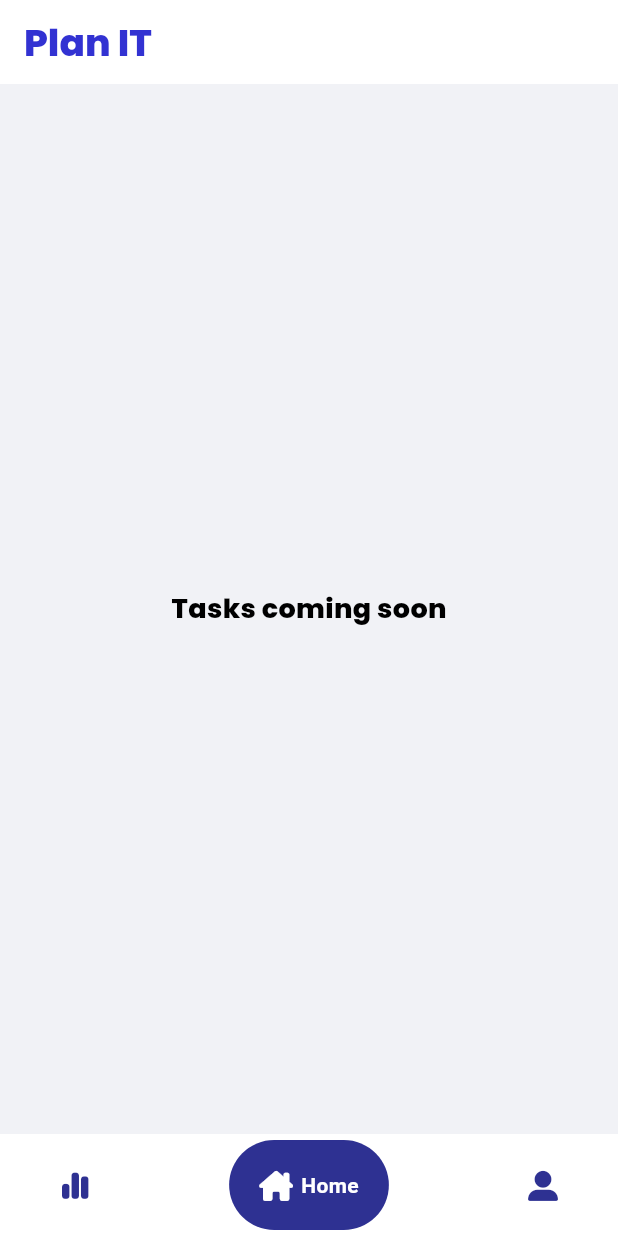
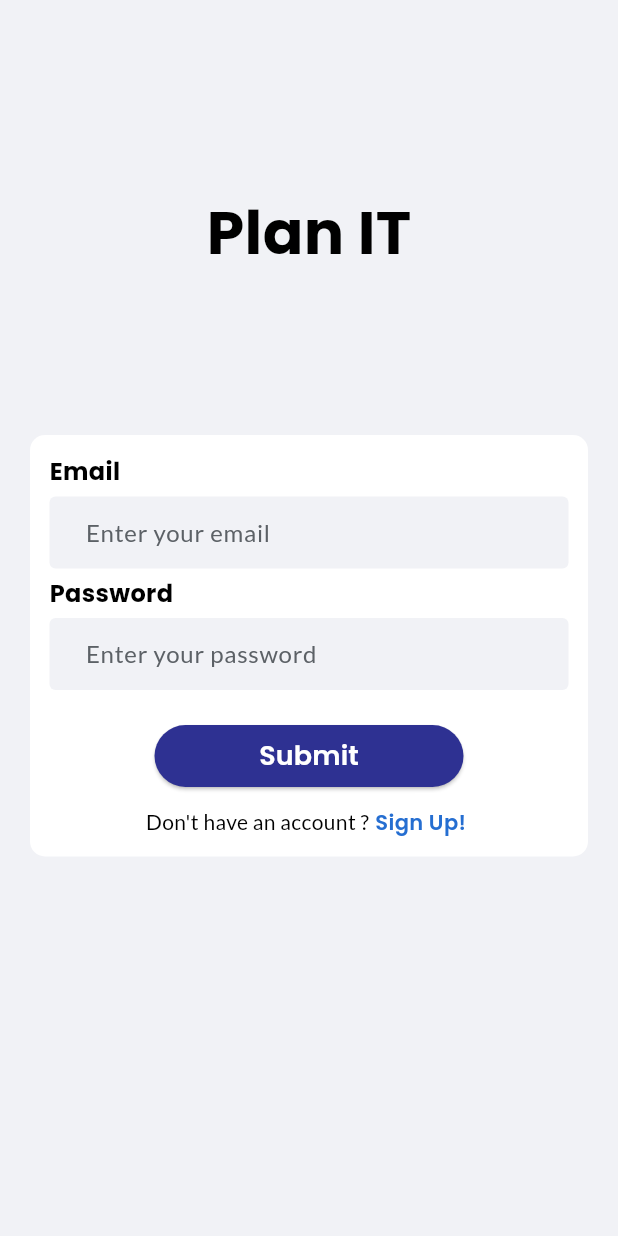
Before and after one commit to Rayhan-Pervej/Task-Management, a Flutter app: the screen it shows after launch, on a phone screen of 412 x 824 dp. Run offline on Flutter 3.47's test engine with Material 3 defaults, Android fonts, the phone set to English and light mode, and no system bars; drawn by our look-alikes of google_nav_bar; our stand-ins replace font_awesome_flutter, google_fonts.

Commit message:
login form and signup form complete

```diff
--- a/plan_it/lib/main.dart
+++ b/plan_it/lib/main.dart
@@ -1,4 +1,5 @@
 import 'package:flutter/material.dart';
+import 'package:plan_it/screens/auth/login.dart';
 import 'package:plan_it/screens/pages/nav_bar.dart';
 
 void main() {
@@ -17,7 +18,7 @@ class MyApp extends StatelessWidget {
         colorScheme: ColorScheme.fromSeed(seedColor: Colors.deepPurple),
         useMaterial3: true,
       ),
-      home: const Navbar(),
+      home: const Login(),
     );
   }
 }
--- a/plan_it/lib/screens/auth/login.dart
+++ b/plan_it/lib/screens/auth/login.dart
@@ -0,0 +1,128 @@
+import 'package:flutter/material.dart';
+import 'package:plan_it/screens/auth/sign_up.dart';
+import 'package:plan_it/services/utils/validators.dart';
+import 'package:plan_it/theme/color.dart';
+import 'package:plan_it/theme/text.dart';
+import 'package:plan_it/widgets/input_widgets/input_field.dart';
+import 'package:plan_it/widgets/input_widgets/password_field.dart';
+
+class Login extends StatefulWidget {
+  const Login({super.key});
+
+  @override
+  State<Login> createState() => _LoginState();
+}
+
+class _LoginState extends State<Login> {
+  final formKey = GlobalKey<FormState>();
+  final emailController = TextEditingController();
+  final passwordController = TextEditingController();
+
+  @override
+  Widget build(BuildContext context) {
+    final size = MediaQuery.of(context).size;
+    return Scaffold(
+        backgroundColor: MyColor.scaffoldColor,
+        body: Center(
+          child: Padding(
+            padding: const EdgeInsets.all(20),
+            child: Column(
+              mainAxisAlignment: MainAxisAlignment.spaceEvenly,
+              children: [
+                Text(
+                  'Plan IT',
+                  style: TextDesign().headerLarge,
+                ),
+                Container(
+                  width: double.infinity,
+                  decoration: const BoxDecoration(
+                    color: MyColor.containerWhite,
+                    borderRadius: BorderRadius.all(
+                      Radius.circular(10),
+                    ),
+                  ),
+                  padding: const EdgeInsets.all(13),
+                  child: Form(
+                    key: formKey,
+                    child: Column(
+                      children: [
+                        InputField(
+                          controller: emailController,
+                          fieldLabel: "Email",
+                          backgroundColor: MyColor.fieldGray,
+                          hintText: 'Enter your email',
+                          validation: true,
+                          errorMessage: "",
+                          validatorClass: ValidatorClass().validateEmail,
+                        ),
+                        const SizedBox(
+                          height: 5,
+                        ),
+                        PasswordField(
+                          password: passwordController,
+                          backgroundColor: MyColor.fieldGray,
+                          fieldLabel: 'Password',
+                          hintText: 'Enter your password',
+                        ),
+                        const SizedBox(
+                          height: 20,
+                        ),
+                        ElevatedButton(
+                          onPressed: () {
+                            FocusScope.of(context).unfocus();
+                            if (formKey.currentState!.validate()) {}
+                          },
+                          style: ElevatedButton.styleFrom(
+                            backgroundColor: MyColor.buttonBlue,
+                            foregroundColor: MyColor.white,
+                            fixedSize:
+                                Size(size.width * 0.5, size.height * 0.05),
+                          ),
+                          child: Text(
+                            'Submit',
+                            style: TextDesign().buttonText,
+                          ),
+                        ),
+                        const SizedBox(
+                          height: 10,
+                        ),
+                        Row(
+                          mainAxisAlignment: MainAxisAlignment.center,
+                          children: [
+                            Text(
+                              "Don't have an account ?",
+                              style: TextDesign().bodyText.copyWith(
+                                  fontSize: 14, fontWeight: FontWeight.w400),
+                            ),
+                            InkWell(
+                              onTap: () {
+                                Navigator.of(context).push(MaterialPageRoute(
+                                    builder: (context) => const SignUp()));
+                              },
+                              child: Padding(
+                                padding:
+                                    const EdgeInsets.symmetric(horizontal: 4),
+                                child: Text(
+                                  'Sign Up!',
+                                  style: TextDesign().buttonText.copyWith(
+                                      fontSize: 14,
+                                      color: MyColor.blue,
+                                      fontWeight: FontWeight.w600),
+                                ),
+                              ),
+                            )
+                          ],
+                        )
+                      ],
+                    ),
+                  ),
+                ),
+                const SizedBox(
+                  height: 20,
+                ),
+              ],
+            ),
+          ),
+        ));
+  }
+}
--- /dev/null
+++ b/plan_it/lib/services/utils/validators.dart
@@ -0,0 +1,40 @@
+class ValidatorClass {
+  String? validateEmail(String? value) {
+    if (value!.isEmpty) {
+      return "Please enter your email";
+    } else if (!RegExp('^[a-zA-Z0-9_.-]+@[a-zA-Z0-9.-]+.[a-z]')
+        .hasMatch(value)) {
+      return "Please enter a valid email";
+    }
+    return null;
+  }
+
+  String? validateUserName(String? value) {
+    if (value!.isEmpty) {
+      return "Please enter your user name";
+    } else if (RegExp(r'[!@#<>?":_`~;[\]\\|=+)(*&^%]').hasMatch(value)) {
+      return "Please enter a valid user name";
+    }
+    return null;
+  }
+
+  String? validatePassword(String? value) {
+    if (value!.isEmpty) {
+      return "Please enter your password";
+    } else if (value.length < 6) {
+      return "Password length atleast 6 characters";
+    }
+    return null;
+  }
+
+  String? validatorTaskName(String? value) {
+    if (value!.isEmpty) {
+      return "Please enter the task name";
+    }
+    return null;
+  }
+
+  String? noValidationRequired(String? value) {
+    return null;
+  }
+}
--- a/plan_it/lib/theme/text.dart
+++ b/plan_it/lib/theme/text.dart
@@ -1,20 +1,55 @@
 import 'package:flutter/material.dart';
+import 'package:flutter/widgets.dart';
 import 'package:google_fonts/google_fonts.dart';
 import 'color.dart';
 
 class TextDesign {
+  // Final
+  TextStyle navText = GoogleFonts.poppins(
+    fontSize: 14,
+    fontWeight: FontWeight.bold,
+    color: MyColor.white,
+  );
+  TextStyle buttonText = GoogleFonts.poppins(
+    fontSize: 18,
+    fontWeight: FontWeight.w600,
+    color: MyColor.white,
+  );
+
+  TextStyle headerLarge = GoogleFonts.poppins(
+    fontSize: 40,
+    fontWeight: FontWeight.w700,
+    color: MyColor.black,
+  );
+
   TextStyle pageTitle = GoogleFonts.poppins(
     fontSize: 18,
     fontWeight: FontWeight.w800,
     color: MyColor.headerBlue,
   );
-  TextStyle containerHeader = GoogleFonts.poppins(
-    fontSize: 18,
-    fontWeight: FontWeight.w800,
+  TextStyle input = GoogleFonts.lato(
+    fontSize: 16,
+    fontWeight: FontWeight.normal,
+    color: MyColor.black,
+  );
+  TextStyle fieldLabel = GoogleFonts.poppins(
+    fontSize: 16,
+    fontWeight: FontWeight.w700,
+    color: MyColor.black,
+  );
+  TextStyle validator = GoogleFonts.lato(
+    fontSize: 12,
+    fontWeight: FontWeight.w600,
+    color: MyColor.containerRed,
+  );
+  TextStyle bodyText = GoogleFonts.lato(
+    fontSize: 12,
+    fontWeight: FontWeight.normal,
     color: MyColor.black,
   );
 
-  TextStyle fieldLabel = GoogleFonts.poppins(
+  // not final need to edit
+  TextStyle containerHeader = GoogleFonts.poppins(
     fontSize: 18,
     fontWeight: FontWeight.w800,
     color: MyColor.black,
--- /dev/null
+++ b/plan_it/lib/widgets/input_widgets/input_field.dart
@@ -0,0 +1,92 @@
+import 'package:flutter/material.dart';
+import 'package:plan_it/services/utils/validators.dart';
+import 'package:plan_it/theme/color.dart';
+import 'package:plan_it/theme/text.dart';
+
+class InputField extends StatefulWidget {
+  final TextEditingController controller;
+  final String fieldLabel;
+  final String hintText;
+  final bool validation;
+  final bool? needTitle;
+  final String errorMessage;
+  final TextInputAction? textInputAction;
+  final Color? backgroundColor;
+  final TextAlign? textAlign;
+  final TextStyle? hintTextStyle;
+  final TextStyle? inputTextStyle;
+  final Key? itemkey;
+  final TextStyle? titleStyle;
+  final Widget? prefixWidget;
+  final bool? viewOnly;
+  final FormFieldValidator<String>? validatorClass;
+  final TextInputType? inputType;
+
+  const InputField({
+    super.key,
+    required this.controller,
+    required this.fieldLabel,
+    required this.backgroundColor,
+    required this.hintText,
+    required this.validation,
+    required this.errorMessage,
+    this.needTitle,
+    this.textInputAction,
+    this.textAlign,
+    this.hintTextStyle,
+    this.itemkey,
+    this.titleStyle,
+    this.prefixWidget,
+    this.viewOnly,
+    this.validatorClass,
+    this.inputTextStyle,
+    this.inputType,
+  });
+
+  @override
+  State<InputField> createState() => _InputFieldState();
+}
+
+class _InputFieldState extends State<InputField> {
+  @override
+  Widget build(BuildContext context) {
+    return Column(
+      mainAxisAlignment: MainAxisAlignment.center,
+      crossAxisAlignment: CrossAxisAlignment.start,
+      children: [
+        if (widget.needTitle ?? true)
+          Text(widget.fieldLabel,
+              style: widget.titleStyle ?? TextDesign().fieldLabel),
+        if (widget.needTitle ?? true) const SizedBox(height: 5),
+        TextFormField(
+          key: widget.itemkey,
+          controller: widget.controller,
+          keyboardType: widget.inputType ?? TextInputType.text,
+          style: widget.inputTextStyle ?? TextDesign().input,
+          readOnly: widget.viewOnly ?? false,
+          decoration: InputDecoration(
+            contentPadding:
+                const EdgeInsets.symmetric(horizontal: 20, vertical: 0),
+            hintText: widget.hintText,
+            hintStyle: widget.hintTextStyle ??
+                TextDesign().input.copyWith(
+                      color: MyColor.graySoft,
+                    ),
+            filled: true,
+            fillColor: widget.backgroundColor ?? MyColor.fieldGray,
+            border: const OutlineInputBorder(borderSide: BorderSide.none),
+            enabledBorder:
+                const OutlineInputBorder(borderSide: BorderSide.none),
+            errorStyle: TextDesign().validator,
+          ),
+          validator:
+              widget.validatorClass ?? ValidatorClass().noValidationRequired,
+          textInputAction: widget.textInputAction ?? TextInputAction.next,
+          onFieldSubmitted: (value) {
+            widget.controller.text = value;
+          },
+        )
+      ],
+    );
+  }
+}
--- /dev/null
+++ b/plan_it/lib/widgets/input_widgets/password_field.dart
@@ -0,0 +1,91 @@
+import 'package:flutter/material.dart';
+import 'package:plan_it/services/utils/validators.dart';
+import 'package:plan_it/theme/color.dart';
+import 'package:plan_it/theme/text.dart';
+
+class PasswordField extends StatefulWidget {
+  final TextEditingController password;
+  final String fieldLabel;
+  final String hintText;
+  final Color? backgroundColor;
+  final TextInputAction? textInputAction;
+  const PasswordField({
+    super.key,
+    required this.password,
+    required this.fieldLabel,
+    required this.hintText,
+    this.textInputAction,
+    this.backgroundColor,
+  });
+
+  @override
+  State<PasswordField> createState() => _PasswordFieldState();
+}
+
+class _PasswordFieldState extends State<PasswordField> {
+  bool hidePassword = true;
+  bool hasSomePassword = false;
+  @override
+  Widget build(BuildContext context) {
+    return Column(
+      mainAxisAlignment: MainAxisAlignment.center,
+      crossAxisAlignment: CrossAxisAlignment.start,
+      children: [
+        Text(widget.fieldLabel, style: TextDesign().fieldLabel),
+        const SizedBox(height: 5),
+        TextFormField(
+          autofocus: false,
+          obscureText: hidePassword,
+          controller: widget.password,
+          style: TextDesign().input,
+          onFieldSubmitted: (value) {
+            widget.password.text = value;
+          },
+          onChanged: (value) {
+            if (widget.password.text.isNotEmpty) {
+              setState(() {
+                // FocusScope.of(context).requestFocus();
+                hasSomePassword = true;
+              });
+            } else {
+              setState(() {
+                hasSomePassword = false;
+              });
+            }
+          },
+          textInputAction: widget.textInputAction ?? TextInputAction.done,
+          validator: ValidatorClass().validatePassword,
+          decoration: InputDecoration(
+            focusColor: MyColor.blue,
+            filled: true,
+            fillColor: widget.backgroundColor ?? MyColor.white,
+            suffixIcon: hasSomePassword
+                ? IconButton(
+                    onPressed: () {
+                      setState(() {
+                        hidePassword = !hidePassword;
+                      });
+                    },
+                    icon: !hidePassword
+                        ? const Icon(Icons.visibility)
+                        : const Icon(Icons.visibility_off),
+                  )
+                : const Icon(Icons.add, color: Colors.transparent),
+            contentPadding:
+                const EdgeInsets.symmetric(vertical: 0, horizontal: 20),
+            hintText: widget.hintText,
+            hintStyle: TextDesign().input.copyWith(color: MyColor.graySoft),
+            errorStyle: TextDesign()
+                .validator,
+            focusedBorder: const OutlineInputBorder(
+              borderSide: BorderSide(color: Colors.transparent, width: 0),
+            ),
+            border: const OutlineInputBorder(borderSide: BorderSide.none),
+            enabledBorder:
+                const OutlineInputBorder(borderSide: BorderSide.none),
+          ),
+        ),
+      ],
+    );
+  }
+}
--- a/plan_it/pubspec.yaml
+++ b/plan_it/pubspec.yaml
@@ -23,6 +23,7 @@ dependencies:
   font_awesome_flutter: ^10.7.0
   cupertino_icons: ^1.0.6
 
+
   # utils
   provider: ^6.1.2
   flutter_overlay_loader: ^2.0.0
```
Also changed, not shown: plan_it/lib/screens/auth/sign_up.dart (+176 -0 lines), plan_it/lib/screens/pages/nav_bar.dart (+18 -3 lines).
